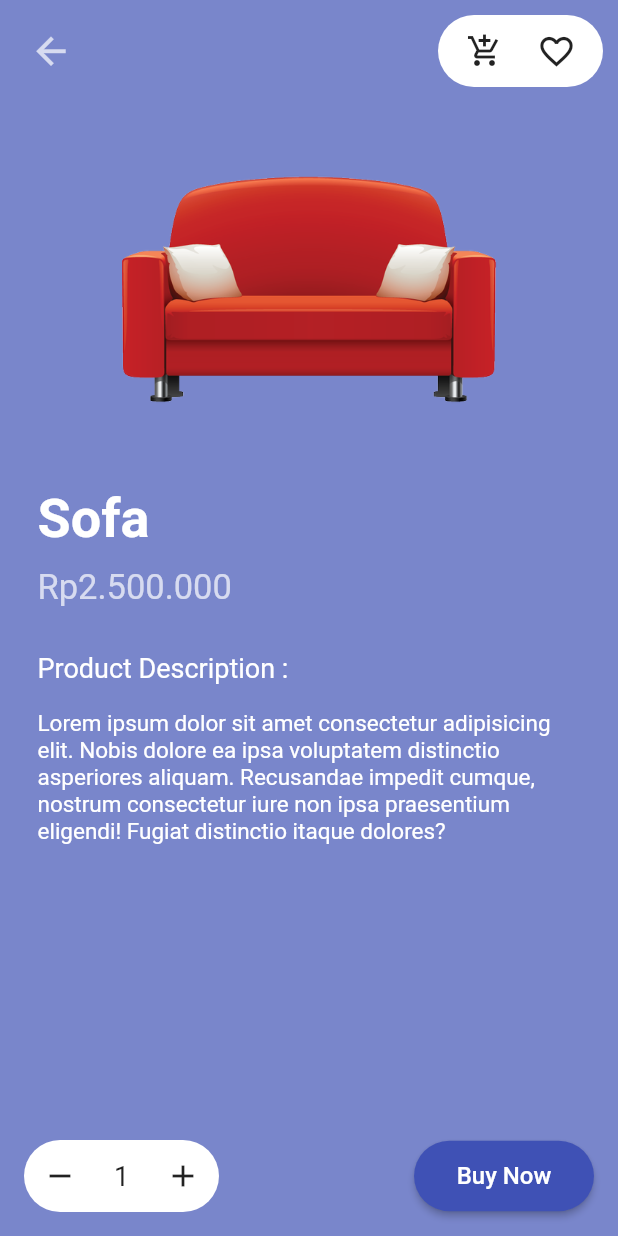
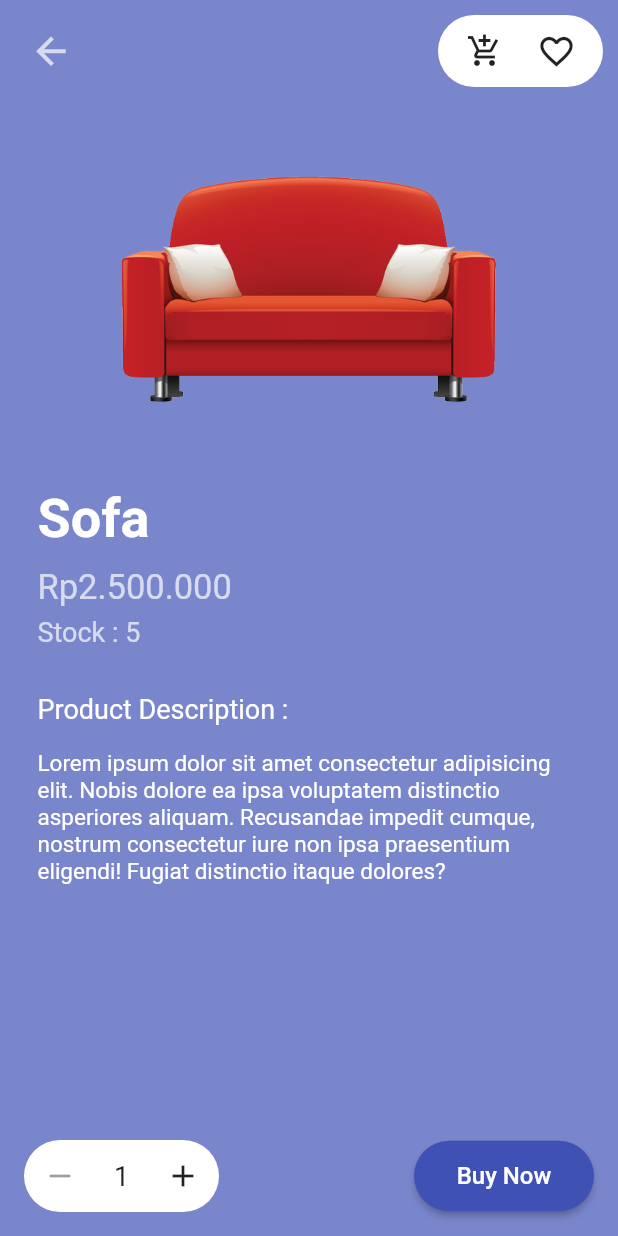
Before and after one commit to rafi712/shop-flutter, a Flutter app: the screen it shows after launch, after a tap on "Login", after a tap on "Sofa", on a phone screen of 412 x 824 dp. Run offline on Flutter 3.47's test engine with Material 2 defaults, Android fonts, the phone set to English and light mode, and no system bars; network calls fail.

Commit message:
add stock

```diff
--- a/lib/components/best_sale_cards.dart
+++ b/lib/components/best_sale_cards.dart
@@ -21,7 +21,10 @@ class BestSaleCards extends StatelessWidget {
               children: [
                 Text(
                   'Best Sale',
-                  style: TextStyle(fontSize: 25, fontWeight: FontWeight.bold),
+                  style: TextStyle(
+                    fontSize: 25,
+                    fontWeight: FontWeight.bold
+                  ),
                 ),
                 IconButton(
                   splashRadius: 20.0,
@@ -38,6 +41,7 @@ class BestSaleCards extends StatelessWidget {
             margin: EdgeInsets.symmetric(vertical: 8),
             height: 150,
             child: ListView(
+              physics: BouncingScrollPhysics(),
               scrollDirection: Axis.horizontal,
               children: [
                 SizedBox(width: 10),
@@ -77,7 +81,8 @@ class BestSaleCards extends StatelessWidget {
                     elevation: 2,
                     clipBehavior: Clip.antiAlias,
                     shape: RoundedRectangleBorder(
-                        borderRadius: BorderRadius.circular(10)),
+                      borderRadius: BorderRadius.circular(10)
+                    ),
                     child: Ink.image(
                       image: AssetImage('assets/images/bag.png'),
                       height: 200,
--- a/lib/model/products.dart
+++ b/lib/model/products.dart
@@ -1,8 +1,10 @@
 import 'package:flutter/material.dart';
+
 class Products {
   String name;
   String price;
   String imageUrl;
+  int stock;
   Color coverColor;
   Color buttonColor;
 
@@ -10,6 +12,7 @@ class Products {
     required this.name,
     required this.price,
     required this.imageUrl,
+    required this.stock,
     required this.coverColor,
     required this.buttonColor,
   });
@@ -20,6 +23,7 @@ var productList = [
     name: 'Camera',
     price: 'Rp359.000',
     imageUrl: 'assets/images/camera.png',
+    stock: 20,
     coverColor: Colors.deepPurple[300]!,
     buttonColor: Colors.deepPurple[600]!
   ),
@@ -27,6 +31,7 @@ var productList = [
     name: 'Sofa',
     price: 'Rp2.500.000',
     imageUrl: 'assets/images/sofa.png',
+    stock: 5,
     coverColor: Colors.indigo[300]!,
     buttonColor: Colors.indigo
   ),
@@ -34,6 +39,7 @@ var productList = [
     name: 'Book',
     price: 'Rp50.000',
     imageUrl: 'assets/images/book.png',
+    stock: 100,
     coverColor: Colors.blue[300]!,
     buttonColor: Colors.blue[800]!
   ),
@@ -41,6 +47,7 @@ var productList = [
     name: 'Shoe',
     price: 'Rp700.000',
     imageUrl: 'assets/images/shoe.png',
+    stock: 36,
     coverColor: Colors.teal[300]!,
     buttonColor: Colors.teal[700]!
   ),
@@ -48,6 +55,7 @@ var productList = [
     name: 'Earphone',
     price: 'Rp1.000.000',
     imageUrl: 'assets/images/earphone.png',
+    stock: 68,
     coverColor: Colors.green[300]!,
     buttonColor: Colors.green[900]!
   ),
@@ -55,6 +63,7 @@ var productList = [
     name: 'Bag',
     price: 'Rp400.000',
     imageUrl: 'assets/images/bag.png',
+    stock: 14,
     coverColor: Colors.red[300]!,
     buttonColor: Colors.red[400]!
   ),
@@ -62,6 +71,7 @@ var productList = [
     name: 'Speaker',
     price: 'Rp150.000',
     imageUrl: 'assets/images/speaker.png',
+    stock: 2,
     coverColor: Colors.deepOrange[300]!,
     buttonColor: Colors.deepOrange
   ),
@@ -69,7 +79,7 @@ var productList = [
       name: 'Smartphone',
       price: 'Rp2.000.000',
       imageUrl: 'assets/images/phone.png',
+      stock: 17,
       coverColor: Colors.brown[300]!,
-    buttonColor: Colors.brown[600]!
-  ),
+      buttonColor: Colors.brown[600]!),
 ];
--- a/lib/screens/detail_screen.dart
+++ b/lib/screens/detail_screen.dart
@@ -13,7 +13,6 @@ class DetailScreen extends StatefulWidget {
 class _DetailScreenState extends State<DetailScreen> {
   final Products product;
   _DetailScreenState(this.product);
-  int minItem = 1;
   int item = 1;
 
   @override
@@ -46,13 +45,25 @@ class _DetailScreenState extends State<DetailScreen> {
                     Container(
                       width: 110,
                       decoration: BoxDecoration(
-                        color: Colors.white,
-                        borderRadius: BorderRadius.circular(24)
-                      ),
+                          color: Colors.white,
+                          borderRadius: BorderRadius.circular(24)),
                       child: Row(
                         mainAxisAlignment: MainAxisAlignment.center,
                         children: [
-                          IconButton(onPressed: (){}, icon: Icon(Icons.add_shopping_cart)),
+                          IconButton(
+                              onPressed: () {
+                                final snackBar = SnackBar(
+                                  duration: Duration(seconds: 1),
+                                  content: Text(
+                                    'Added to your shopping cart',
+                                    style: TextStyle(fontSize: 17),
+                                  ),
+                                );
+                                ScaffoldMessenger.of(context)
+                                  ..hideCurrentSnackBar()
+                                  ..showSnackBar(snackBar);
+                              },
+                              icon: Icon(Icons.add_shopping_cart)),
                           FavoriteButton()
                         ],
                       ),
@@ -70,7 +81,8 @@ class _DetailScreenState extends State<DetailScreen> {
             ),
             SizedBox(height: 7),
             Padding(
-              padding: const EdgeInsets.only(left: 25).copyWith(bottom: 5),
+              padding: const EdgeInsets.symmetric(horizontal: 25)
+                  .copyWith(bottom: 5),
               child: Text(
                 product.name,
                 style: TextStyle(
@@ -86,6 +98,14 @@ class _DetailScreenState extends State<DetailScreen> {
               child: Text(
                 product.price,
                 style: TextStyle(fontSize: 23, color: Colors.white70),
+              ),
+            ),
+            SizedBox(height: 6),
+            Padding(
+              padding: const EdgeInsets.only(left: 25),
+              child: Text(
+                (product.stock == 0) ? 'Sold out' : 'Stock : ' + product.stock.toString(),
+                style: TextStyle(fontSize: 18, color: Colors.white70),
               ),
             ),
             SizedBox(height: 30),
@@ -116,37 +136,55 @@ class _DetailScreenState extends State<DetailScreen> {
                 children: [
                   Container(
                     decoration: BoxDecoration(
-                      color: Colors.white,
-                      borderRadius: BorderRadius.circular(24)
-                    ),
+                        color: Colors.white,
+                        borderRadius: BorderRadius.circular(24)),
                     width: 130,
                     child: Row(
                       mainAxisAlignment: MainAxisAlignment.spaceBetween,
                       children: [
                         IconButton(
                           icon: Icon(Icons.remove),
-                          onPressed: () {
-                            setState(() {
-                              if (item > minItem) {
-                                item--;
-                              }
-                            });
-                          },
+                          onPressed: (item == 1)
+                              ? null
+                              : () {
+                                  setState(() => item--);
+                                },
                         ),
-                        Text(item.toString(), style: TextStyle(fontSize: 18),),
+                        Text(
+                          item.toString(),
+                          style: TextStyle(fontSize: 18),
+                        ),
                         IconButton(
                           icon: Icon(Icons.add),
-                          onPressed: () {
-                            setState(() {
-                              item++;
-                            });
-                          },
+                          onPressed: (item >= product.stock)
+                              ? null
+                              : () {
+                                  setState(() => item++);
+                                },
                         )
                       ],
                     ),
                   ),
                   ElevatedButton(
-                    onPressed: () {},
+                    onPressed: (product.stock == 0) ? null
+                        : () {
+                      final snackBar = SnackBar(
+                        duration: Duration(seconds: 1),
+                        content: Text(
+                          'You ordered $item ${(item == 1) ? 'item' : 'items'}',
+                          style: TextStyle(fontSize: 17),
+                        )
+                      );
+
+                      ScaffoldMessenger.of(context)
+                        ..removeCurrentSnackBar()
+                        ..showSnackBar(snackBar);
+
+                      setState(() {
+                        product.stock -= item;
+                        item = 1;
+                      });
+                    },
                     child: Text(
                       'Buy Now',
                       style: TextStyle(fontSize: 16),
--- a/lib/screens/login_screen.dart
+++ b/lib/screens/login_screen.dart
@@ -13,51 +13,93 @@ class _LoginScreenState extends State<LoginScreen> {
   Widget build(BuildContext context) {
     return Scaffold(
       body: GestureDetector(
-          onTap: () => {
-            FocusScope.of(context).requestFocus(FocusNode())
+        onTap: () {
+          FocusScope.of(context).requestFocus(FocusNode());
         },
         child: Container(
-            padding: EdgeInsets.symmetric(vertical: 18.0),
+          height: MediaQuery.of(context).size.height,
+          decoration: BoxDecoration(
+            gradient: LinearGradient(
+              colors: [Colors.blue, Colors.blue[300]!],
+              begin: FractionalOffset.topLeft,
+              end: FractionalOffset.bottomRight
+            )
+          ),
           child: Column(
-              mainAxisAlignment: MainAxisAlignment.start,
             children: [
+              Container(
+                height: MediaQuery.of(context).size.height * 0.3,
+                child: Center(
+                  child: Text(
+                    'Login',
+                    style: TextStyle(
+                      fontSize: 50,
+                      color: Colors.white
+                    ),
+                  ),
+                ),
+              ),
               buildLoginForm(),
-                Container(
-                  margin: EdgeInsets.only(top: 30),
-                  height: MediaQuery.of(context).size.width * 0.9,
-                  width: MediaQuery.of(context).size.width,
-                  decoration: BoxDecoration(
-                    image: DecorationImage(
-                      fit: BoxFit.fitHeight,
-                      image: AssetImage('assets/images/shop.png')
-                    )
+              Expanded(
+                child: Container(
+                  padding: EdgeInsets.symmetric(horizontal: 10),
+                  child: Center(
+                    child: Row(
+                      mainAxisAlignment: MainAxisAlignment.center,
+                      children: [
+                        Text(
+                          'I\'m a new user.',
+                          style: TextStyle(
+                            color: Colors.white,
+                            fontSize: 18
+                          ),
+                        ),
+                        TextButton(
+                          onPressed: (){},
+                          child: Text(
+                            'Sign Up',
+                            style: TextStyle(
+                              fontSize: 18,
+                              color: Colors.purple[400]
+                            ),
                           ),
                         ),
                       ],
                     ),
                   ),
+                )
+              )
+            ]
+          )
+        ),
       ),
     );
   }
 
+
+// Container(
+//               height: MediaQuery.of(context).size.height / 2,
+//               child: Center(
+//                 child: Image.asset(
+//                   'assets/images/cart.png',
+//                   height: 200,
+//                   fit: BoxFit.contain,
+//                 ),
+//               ),
+//             ),
   Widget buildLoginForm() {
     return Container(
-      margin: EdgeInsets.symmetric(horizontal: 10).copyWith(top: 30),
-      padding: EdgeInsets.symmetric(horizontal: 25.0,),
-      // decoration: BoxDecoration(
-      //     color: Colors.orange[50],
-      //     borderRadius: BorderRadius.circular(20)
-      // ),
+      height: MediaQuery.of(context).size.height / 2.5,
+      padding: EdgeInsets.symmetric(
+        horizontal: 25.0,
+      ),
+      decoration: BoxDecoration(
+        color: Colors.white,
+        borderRadius: BorderRadius.circular(30)
+      ),
       child: Column(
+        mainAxisAlignment: MainAxisAlignment.center,
         children: [
-          Text(
-            'Login',
-            style: TextStyle(
-              color: Colors.brown[900],
-              fontSize: 35.0,
-              fontWeight: FontWeight.w400),
-          ),
-          SizedBox(height: 20),
           TextField(
             decoration: InputDecoration(
                 contentPadding: EdgeInsets.fromLTRB(12, 20, 12, 12),
@@ -66,9 +108,7 @@ class _LoginScreenState extends State<LoginScreen> {
                 labelText: 'Username',
                 prefixIcon: Icon(Icons.person),
                 border: OutlineInputBorder(
-                borderRadius: BorderRadius.circular(30)
-              )
-            ),
+                    borderRadius: BorderRadius.circular(30))),
           ),
           SizedBox(
             height: 20,
@@ -82,12 +122,12 @@ class _LoginScreenState extends State<LoginScreen> {
               labelText: 'Password',
               prefixIcon: Icon(Icons.lock_outline),
               border: OutlineInputBorder(
-                borderRadius: BorderRadius.circular(30)
+                borderRadius: BorderRadius.circular(30),
               ),
               suffixIcon: IconButton(
                 icon: isPasswordVisible
-                    ? Icon(Icons.visibility)
-                    : Icon(Icons.visibility_off),
+                    ? Icon(Icons.visibility_off)
+                    : Icon(Icons.visibility),
                 onPressed: () =>
                     setState(() => isPasswordVisible = !isPasswordVisible),
               ),
@@ -99,11 +139,10 @@ class _LoginScreenState extends State<LoginScreen> {
             width: double.infinity,
             child: ElevatedButton(
               onPressed: () {
-                Navigator.pushReplacement(context, MaterialPageRoute(
-                  builder: (context) {
+                Navigator.pushReplacement(context,
+                    MaterialPageRoute(builder: (context) {
                   return MainScreen();
-                  }
-                ));
+                }));
               },
               child: Text(
                 'Login',
@@ -111,9 +150,7 @@ class _LoginScreenState extends State<LoginScreen> {
               ),
               style: ElevatedButton.styleFrom(
                   shape: RoundedRectangleBorder(
-                    borderRadius: BorderRadius.circular(30)
-                )
-              ),
+                      borderRadius: BorderRadius.circular(30))),
             ),
           )
         ],
--- a/lib/screens/main_screen.dart
+++ b/lib/screens/main_screen.dart
@@ -65,7 +65,7 @@ class _MainScreenState extends State<MainScreen> {
                 child: TextField(
                   cursorColor: Colors.grey,
                   decoration: InputDecoration(
-                    hintText: 'Search',
+                    hintText: 'Search product',
                     filled: true,
                     fillColor: Colors.grey[200],
                     prefixIcon: Icon(Icons.search),
--- a/lib/screens/my_account_screen.dart
+++ b/lib/screens/my_account_screen.dart
@@ -1,4 +1,5 @@
 import 'package:flutter/material.dart';
+import 'package:my_shop/screens/login_screen.dart';
 
 class MyAccountScreen extends StatelessWidget {
   @override
@@ -14,12 +15,11 @@ class MyAccountScreen extends StatelessWidget {
                   color: Colors.blue[400],
                   borderRadius: BorderRadius.only(
                       bottomLeft: Radius.circular(30),
-                    bottomRight: Radius.circular(30)
-                  )
-                ),
+                      bottomRight: Radius.circular(30))),
               child: Column(
                 children: [
-                    Padding(
+                  SafeArea(
+                    child: Padding(
                       padding: const EdgeInsets.all(10.0),
                       child: Row(
                         mainAxisAlignment: MainAxisAlignment.spaceBetween,
@@ -31,20 +31,27 @@ class MyAccountScreen extends StatelessWidget {
                             },
                             icon: Icon(
                               Icons.arrow_back,
-                              size: 29,
-                              color: Colors.white70
-                            )
+                              size: 29, color: Colors.white70
+                            ),
                           ),
                           IconButton(
                             splashRadius: 25.0,
-                            onPressed: () {},
+                            onPressed: () {
+                              Navigator.pushAndRemoveUntil(
+                                context,
+                                MaterialPageRoute(builder: (context) {
+                                  return LoginScreen();
+                                }),
+                                (route) => false
+                              );
+                            },
                             icon: Icon(
                               Icons.logout,
-                              size: 29,
-                              color: Colors.white70
-                            )
+                              size: 29, color: Colors.white70
+                            ),
                           ),
                         ],
+                      ),
                     ),
                   ),
                   ListTile(
@@ -62,22 +69,16 @@ class MyAccountScreen extends StatelessWidget {
                     ),
                     subtitle: Text(
                       'Regular Member',
-                        style: TextStyle(
-                          color: Colors.grey[200]
-                        ),
+                      style: TextStyle(color: Colors.grey[200]),
                     ),
                   ),
                 ],
               ),
             ),
-
-
             Container(
-                // height: MediaQuery.of(context).size.height * 0.78,
               margin: EdgeInsets.only(top: 10),
               padding: EdgeInsets.only(top: 20),
               decoration: BoxDecoration(
-                  // color: Colors.purple,
                 borderRadius: BorderRadius.only(
                   topLeft: Radius.circular(25),
                   topRight: Radius.circular(25),
@@ -151,16 +152,13 @@ class MyAccountScreen extends StatelessWidget {
                     onTap: () {},
                   ),
                   // dividerLine(),
-
-
                 ],
               ),
             )
           ],
         ),
       ),
-      )
-    );
+    ));
   }
 
   Divider dividerLine() {
--- a/pubspec.yaml
+++ b/pubspec.yaml
@@ -35,11 +35,9 @@ flutter:
     - assets/images/bag.png
     - assets/images/book.png
     - assets/images/camera.png
-    - assets/images/cart.png
     - assets/images/earphone.png
     - assets/images/phone.png
     - assets/images/shoe.png
-    - assets/images/shop.png
     - assets/images/sofa.png
     - assets/images/speaker.png
   # fonts:
```
Also changed, not shown: assets/images/cart.png (deleted), assets/images/shop.png (deleted), 9 other files. Lines whose indentation alone changed are shown as unchanged.
